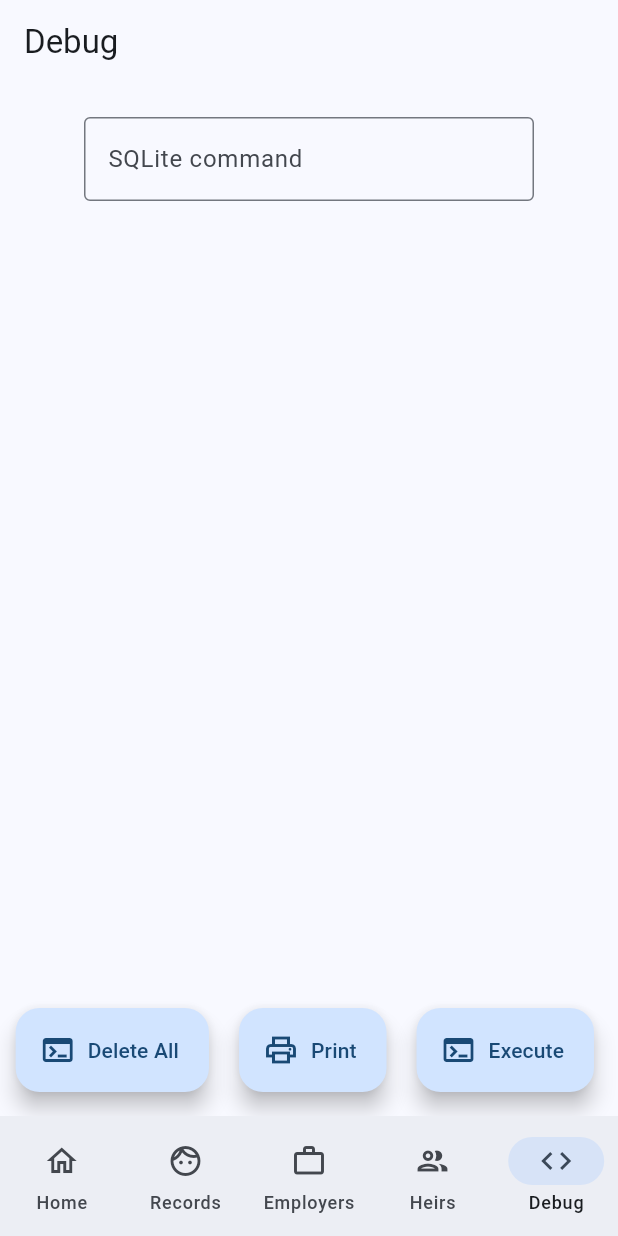
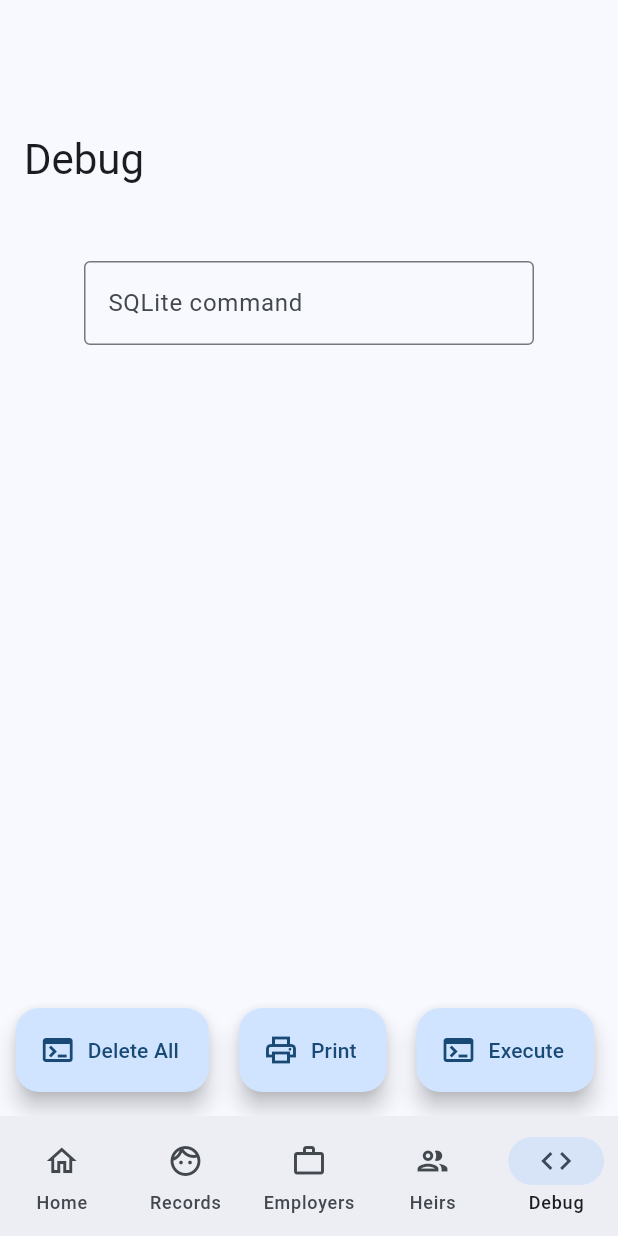
Before and after one commit to marcoxmediran/databases-final-project, a Flutter app: the screen it shows after launch, item 5 of the bottom bar chosen, on a phone screen of 412 x 824 dp. Run offline on Flutter 3.47's test engine with Material 3 defaults, Android fonts, the phone set to English and light mode, and no system bars; our stand-ins replace dropdown_textfield, sqflite; accounts and stored records are empty.

Commit message:
move home pages to slivers

```diff
--- a/lib/ui/home.dart
+++ b/lib/ui/home.dart
@@ -82,7 +82,23 @@ class _HomeState extends State<Home> {
                 });
               },
             ),
-            Expanded(child: screen),
+            Expanded(
+              child: Scaffold(
+                body: CustomScrollView(
+                  slivers: [
+                    SliverAppBar(
+                      title: Text(destinations[screenIndex].label),
+                    ),
+                    SliverFillRemaining(
+                      fillOverscroll: true,
+                      hasScrollBody: false,
+                      child: screen,
+                    ),
+                  ],
+                ),
+              ),
+            ),
+            //Expanded(child: screen),
           ],
         ),
       ),
@@ -106,6 +122,33 @@ class _HomeState extends State<Home> {
                 ? Brightness.dark
                 : Brightness.light,
       ),
+      child: Scaffold(
+        body: CustomScrollView(
+          slivers: [
+            SliverAppBar.large(
+              title: Text(destinations[screenIndex].label),
+            ),
+            SliverFillRemaining(child: screen),
+          ],
+        ),
+        bottomNavigationBar: NavigationBar(
+          selectedIndex: screenIndex,
+          onDestinationSelected: (int index) {
+            setState(() {
+              screenIndex = index;
+            });
+          },
+          destinations: destinations.map((ScaffoldDestination destination) {
+            return NavigationDestination(
+              label: destination.label,
+              icon: destination.icon,
+              selectedIcon: destination.selectedIcon,
+              tooltip: destination.label,
+            );
+          }).toList(),
+        ),
+      ),
+      /*
       child: SafeArea(
         child: Scaffold(
           appBar: AppBar(
@@ -130,6 +173,7 @@ class _HomeState extends State<Home> {
           ),
         ),
       ),
+      */
     );
   }
 }
```
Also changed, not shown: 2 other files.
